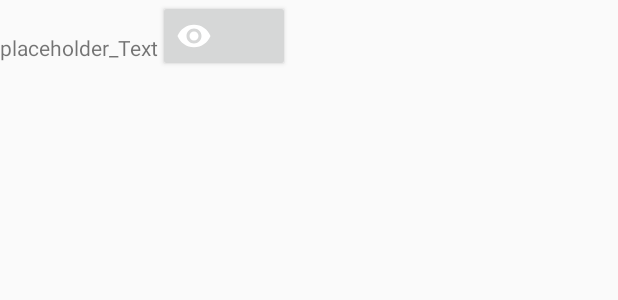
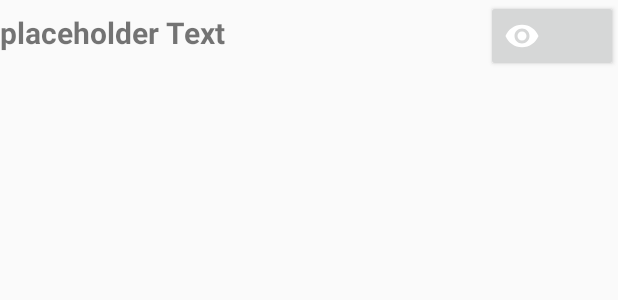
Before and after one commit to Baertig/ZASA, an Android app: the layout finished_questionaires_recyclerview_item.xml on its own in the app's theme, with its tools: preview values and no code run, on a phone screen of 412 x 824 dp. Shown: the top 300 px of the screen. Run offline under Robolectric (Android 15) with nearby library versions, the phone set to English and light mode, and no system bars.

Commit message:
questionaire_recyclerview_item mal besser aussehend gemacht

```diff
--- a/app/src/main/res/layout/finished_questionaires_recyclerview_item.xml
+++ b/app/src/main/res/layout/finished_questionaires_recyclerview_item.xml
@@ -1,20 +1,23 @@
-<?xml version="1.0" encoding="utf-8"?>
-<LinearLayout xmlns:android="http://schemas.android.com/apk/res/android"
-    xmlns:tools="http://schemas.android.com/tools"
-    android:layout_width="match_parent"
-    android:layout_height="match_parent"
-    android:orientation="horizontal">
-
-    <TextView
+<RelativeLayout android:layout_width="match_parent"
+    android:layout_height="wrap_content"
+    xmlns:android="http://schemas.android.com/apk/res/android"
+    xmlns:tools="http://schemas.android.com/tools">
+    <TextView android:layout_width="wrap_content"
+        android:layout_height="wrap_content"
+        android:id="@+id/questionaireNameTestView"
+        android:textSize="20sp"
+        android:textStyle="bold"
+        android:layout_alignParentLeft="true"
+        android:layout_alignBaseline="@+id/showButton"
+        tools:text="placeholder Text"
+        android:layout_alignParentStart="true" />
+    <Button
         android:layout_width="wrap_content"
         android:layout_height="wrap_content"
-        android:layout_marginTop="8dp"
-        tools:text="placeholder_Text" />
-
-    <Button
-        android:id="@+id/button_show"
-        android:layout_width="wrap_content"
-        android:layout_height="wrap_content"
+        android:id="@+id/showButton"
+        android:layout_alignParentRight="true"
         android:drawableStart="@drawable/ic_show"
-        android:drawableLeft="@drawable/ic_show"/>
-</LinearLayout>
+        android:drawableLeft="@drawable/ic_show"
+        android:layout_alignParentEnd="true">
+    </Button>
+</RelativeLayout>
```
